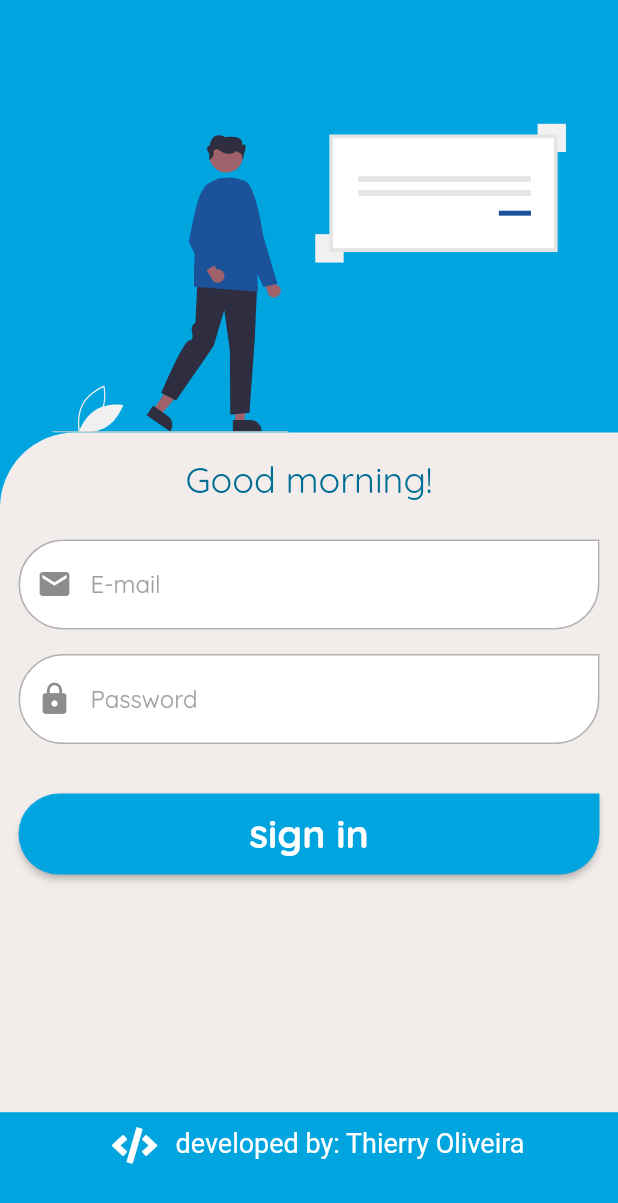
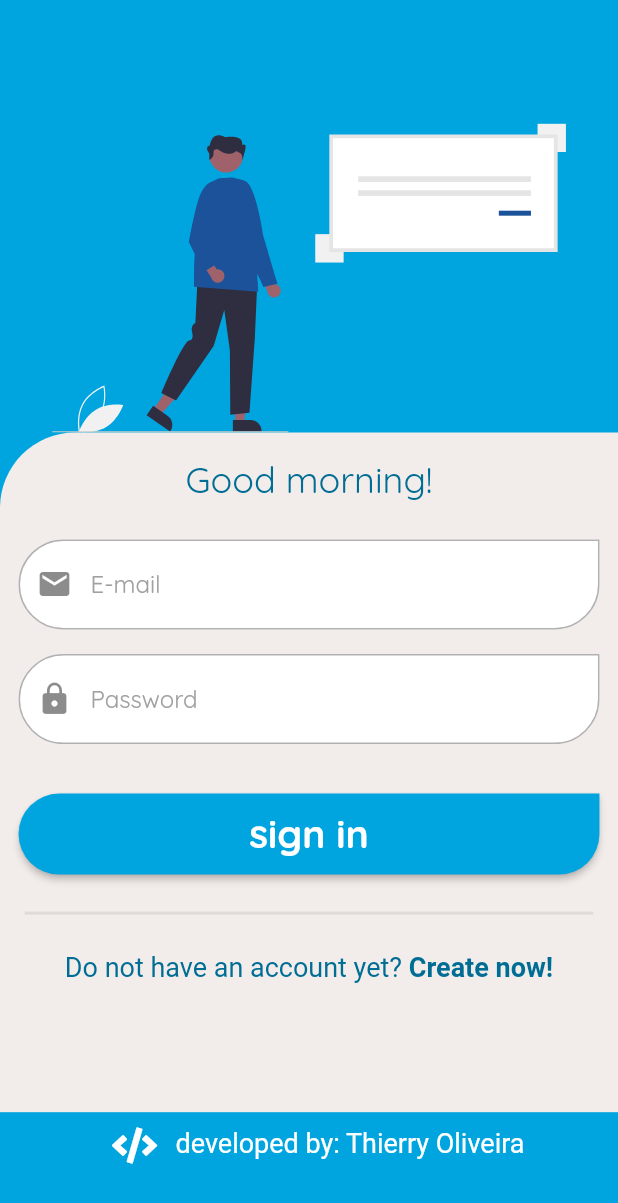
Before and after one commit to thierryoliveira/taskfy_app, a Flutter app: the LoginPage screen opened by its route, on a phone screen of 412 x 824 dp. Shown: the top 1203 px of the screen. Run offline on Flutter 3.47's test engine with Material 2 defaults, Android fonts, the phone set to English and light mode, and no system bars; our stand-ins replace dio, flutter_svg, font_awesome_flutter, get, get_storage, google_fonts and 2 more; accounts and stored records are empty.

Commit message:
feat: add signup label on signin screen

```diff
--- a/lib/app/modules/login/views/login_view.dart
+++ b/lib/app/modules/login/views/login_view.dart
@@ -1,4 +1,5 @@
 import 'package:dio/dio.dart';
+import 'package:flutter/gestures.dart';
 import 'package:flutter/material.dart';
 import 'package:flutter_svg/svg.dart';
 import 'package:font_awesome_flutter/font_awesome_flutter.dart';
@@ -8,7 +9,6 @@ import 'package:todo_app/app/modules/login/controllers/login_controller.dart';
 import 'package:todo_app/app/global/colors.dart';
 
 class LoginPage extends GetView<LoginController> {
-
   TextEditingController usernameController = TextEditingController();
   TextEditingController passwordController = TextEditingController();
 
@@ -29,9 +29,7 @@ class LoginPage extends GetView<LoginController> {
             Container(
                 padding: EdgeInsets.only(top: size.height * 0.1),
                 height: size.height * 0.35,
-                child: SvgPicture.asset('assets/signin.svg')
-
-            ),
+                child: SvgPicture.asset('assets/signin.svg')),
             // Row(
             //   mainAxisAlignment: MainAxisAlignment.spaceEvenly,
             //   children: [
@@ -68,7 +66,10 @@ class LoginPage extends GetView<LoginController> {
                   Container(
                     margin: EdgeInsets.only(top: size.height * 0.02),
                     alignment: Alignment.center,
-                    child: Text('Good morning!', style: TextStyle(fontSize: 24, color: kDarkBlueColor),),
+                    child: Text(
+                      'Good morning!',
+                      style: TextStyle(fontSize: 24, color: kDarkBlueColor),
+                    ),
                   ),
                   Container(
                     margin: EdgeInsets.only(
@@ -133,8 +134,9 @@ class LoginPage extends GetView<LoginController> {
                           height: 54,
                           width: width * 0.94,
                           child: ElevatedButton(
-                            onPressed: (){
-                              _.signIn(usernameController.text, passwordController.text);
+                            onPressed: () {
+                              _.signIn(usernameController.text,
+                                  passwordController.text);
                               if (_.signedIn) {
                                 Get.toNamed('/tasks');
                               }
@@ -150,7 +152,12 @@ class LoginPage extends GetView<LoginController> {
                                     valueColor: AlwaysStoppedAnimation<Color>(
                                         Colors.white),
                                   ))
-                                : Text("sign in", style: TextStyle(color: Colors.white, fontSize: 26, fontWeight: FontWeight.bold),
+                                : Text(
+                                    "sign in",
+                                    style: TextStyle(
+                                        color: Colors.white,
+                                        fontSize: 26,
+                                        fontWeight: FontWeight.bold),
                                     // style: GoogleFonts.lobsterTwo(
                                     //     fontSize: 28,
                                     //     color: Colors.white,
@@ -161,6 +168,32 @@ class LoginPage extends GetView<LoginController> {
                       );
                     },
                   ),
+                  Container(
+                    margin: EdgeInsets.fromLTRB(
+                        width * 0.04, height * 0.03, width * 0.04, 0),
+                    width: width,
+                    decoration: BoxDecoration(
+                        border: Border(
+                            top: BorderSide(
+                                width: 2,
+                                color: kLightGreyColor.withOpacity(0.3)))),
+                  ),
+                  Container(
+                      width: width,
+                      alignment: Alignment.center,
+                      margin: EdgeInsets.only(top: height * 0.03),
+                      child: RichText(
+                        text: TextSpan(
+                            text: 'Do not have an account yet? ',
+                            style: TextStyle(fontSize: 18, color: kDarkBlueColor),
+                            children: [
+                              TextSpan(
+                                  text: 'Create now!',
+                                  style: TextStyle(fontWeight: FontWeight.bold),
+                                  recognizer: TapGestureRecognizer()
+                                    ..onTap = () => print('click')),
+                            ]),
+                      ))
                 ],
               ),
             ),
```
Lines whose indentation alone changed are shown as unchanged.
